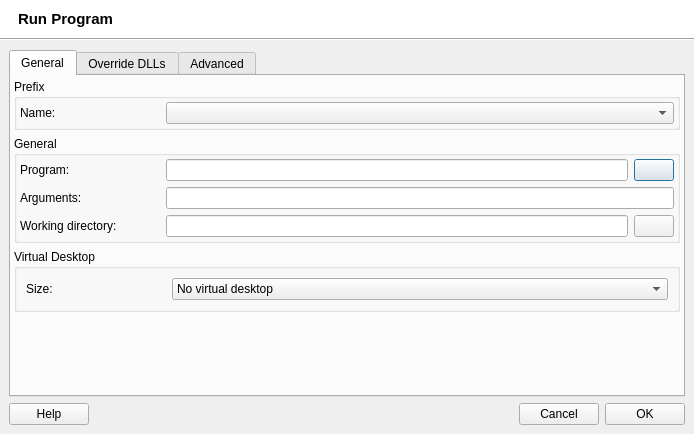
The window that src/q4wine-gui/uis/Run.ui (brezerk/q4wine) describes before a commit, drawn with Qt 5.
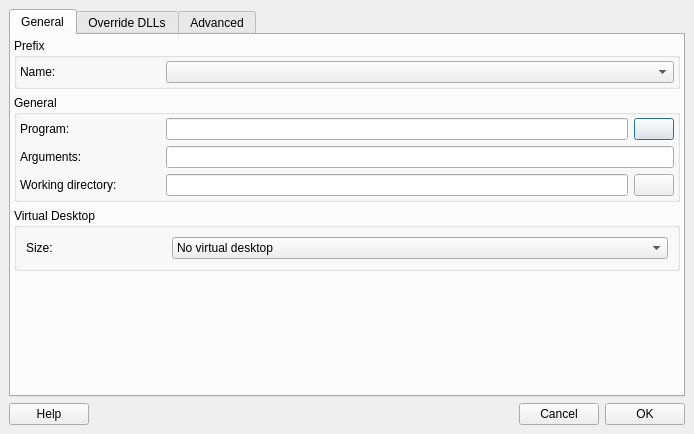
The same window after the commit. Icons and pictures are not drawn.

```diff
--- a/src/q4wine-gui/uis/Run.ui
+++ b/src/q4wine-gui/uis/Run.ui
@@ -39,177 +39,6 @@
    <property name="bottomMargin">
     <number>0</number>
    </property>
-   <item>
-    <widget class="QWidget" name="widget_7" native="true">
-     <property name="palette">
-      <palette>
-       <active>
-        <colorrole role="Button">
-         <brush brushstyle="SolidPattern">
-          <color alpha="255">
-           <red>255</red>
-           <green>255</green>
-           <blue>255</blue>
-          </color>
-         </brush>
-        </colorrole>
-        <colorrole role="Midlight">
-         <brush brushstyle="SolidPattern">
-          <color alpha="255">
-           <red>255</red>
-           <green>255</green>
-           <blue>255</blue>
-          </color>
-         </brush>
-        </colorrole>
-        <colorrole role="Base">
-         <brush brushstyle="SolidPattern">
-          <color alpha="255">
-           <red>255</red>
-           <green>255</green>
-           <blue>255</blue>
-          </color>
-         </brush>
-        </colorrole>
-        <colorrole role="Window">
-         <brush brushstyle="SolidPattern">
-          <color alpha="255">
-           <red>255</red>
-           <green>255</green>
-           <blue>255</blue>
-          </color>
-         </brush>
-        </colorrole>
-       </active>
-       <inactive>
-        <colorrole role="Button">
-         <brush brushstyle="SolidPattern">
-          <color alpha="255">
-           <red>255</red>
-           <green>255</green>
-           <blue>255</blue>
-          </color>
-         </brush>
-        </colorrole>
-        <colorrole role="Midlight">
-         <brush brushstyle="SolidPattern">
-          <color alpha="255">
-           <red>255</red>
-           <green>255</green>
-           <blue>255</blue>
-          </color>
-         </brush>
-        </colorrole>
-        <colorrole role="Base">
-         <brush brushstyle="SolidPattern">
-          <color alpha="255">
-           <red>255</red>
-           <green>255</green>
-           <blue>255</blue>
-          </color>
-         </brush>
-        </colorrole>
-        <colorrole role="Window">
-         <brush brushstyle="SolidPattern">
-          <color alpha="255">
-           <red>255</red>
-           <green>255</green>
-           <blue>255</blue>
-          </color>
-         </brush>
-        </colorrole>
-       </inactive>
-       <disabled>
-        <colorrole role="Button">
-         <brush brushstyle="SolidPattern">
-          <color alpha="255">
-           <red>255</red>
-           <green>255</green>
-           <blue>255</blue>
-          </color>
-         </brush>
-        </colorrole>
-        <colorrole role="Midlight">
-         <brush brushstyle="SolidPattern">
-          <color alpha="255">
-           <red>255</red>
-           <green>255</green>
-           <blue>255</blue>
-          </color>
-         </brush>
-        </colorrole>
-        <colorrole role="Base">
-         <brush brushstyle="SolidPattern">
-          <color alpha="255">
-           <red>255</red>
-           <green>255</green>
-           <blue>255</blue>
-          </color>
-         </brush>
-        </colorrole>
-        <colorrole role="Window">
-         <brush brushstyle="SolidPattern">
-          <color alpha="255">
-           <red>255</red>
-           <green>255</green>
-           <blue>255</blue>
-          </color>
-         </brush>
-        </colorrole>
-       </disabled>
-      </palette>
-     </property>
-     <property name="autoFillBackground">
-      <bool>true</bool>
-     </property>
-     <layout class="QHBoxLayout">
-      <property name="leftMargin">
-       <number>18</number>
-      </property>
-      <item>
-       <widget class="QLabel" name="lblCaption">
-        <property name="font">
-         <font>
-          <pointsize>11</pointsize>
-          <weight>75</weight>
-          <bold>true</bold>
-         </font>
-        </property>
-        <property name="text">
-         <string>Run Program</string>
-        </property>
-       </widget>
-      </item>
-      <item>
-       <spacer>
-        <property name="orientation">
-         <enum>Qt::Horizontal</enum>
-        </property>
-        <property name="sizeHint" stdset="0">
-         <size>
-          <width>40</width>
-          <height>20</height>
-         </size>
-        </property>
-       </spacer>
-      </item>
-      <item>
-       <widget class="QLabel" name="lblLogo">
-        <property name="text">
-         <string/>
-        </property>
-       </widget>
-      </item>
-     </layout>
-    </widget>
-   </item>
-   <item>
-    <widget class="Line" name="line">
-     <property name="orientation">
-      <enum>Qt::Horizontal</enum>
-     </property>
-    </widget>
-   </item>
    <item>
     <widget class="QWidget" name="widget" native="true">
      <layout class="QVBoxLayout">
```
Left out of the diff: 8 changed lines with no effect on the pictures.
